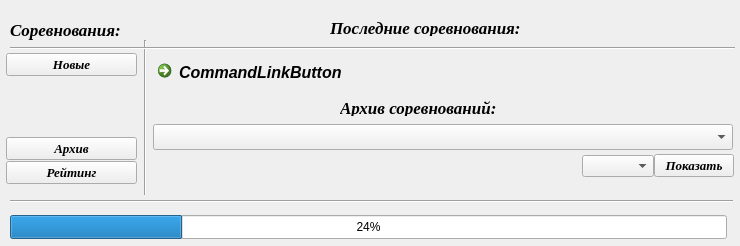
Qt form UI/start_form.ui (Kaspar0810/Competitions_TT_SQL) before a commit.
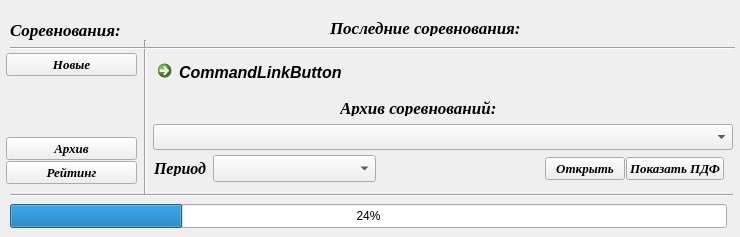
The same form after that commit.

Diff of the .ui file:
```diff
--- a/UI/start_form.ui
+++ b/UI/start_form.ui
@@ -7,7 +7,7 @@
     <x>0</x>
     <y>0</y>
     <width>740</width>
-    <height>246</height>
+    <height>237</height>
    </rect>
   </property>
   <property name="windowTitle">
@@ -165,7 +165,7 @@
    <property name="geometry">
     <rect>
      <x>10</x>
-     <y>193</y>
+     <y>187</y>
      <width>723</width>
      <height>16</height>
     </rect>
@@ -178,7 +178,7 @@
    <property name="geometry">
     <rect>
      <x>10</x>
-     <y>215</y>
+     <y>204</y>
      <width>717</width>
      <height>24</height>
     </rect>
@@ -263,21 +263,15 @@
     </item>
    </layout>
   </widget>
-  <widget class="QWidget" name="layoutWidget">
-   <property name="geometry">
-    <rect>
-     <x>153</x>
-     <y>150</y>
-     <width>581</width>
-     <height>32</height>
-    </rect>
-   </property>
-   <layout class="QHBoxLayout" name="horizontalLayout">
-    <property name="spacing">
-     <number>0</number>
-    </property>
-    <item>
      <widget class="QLabel" name="label_4">
+   <property name="geometry">
+    <rect>
+     <x>154</x>
+     <y>160</y>
+     <width>71</width>
+     <height>16</height>
+    </rect>
+   </property>
       <property name="sizePolicy">
        <sizepolicy hsizetype="MinimumExpanding" vsizetype="Preferred">
         <horstretch>0</horstretch>
@@ -287,14 +281,39 @@
       <property name="font">
        <font>
         <family>Times New Roman</family>
-        <pointsize>10</pointsize>
+     <pointsize>12</pointsize>
         <weight>75</weight>
         <italic>true</italic>
         <bold>true</bold>
        </font>
       </property>
       <property name="text">
-       <string/>
+    <string>Период</string>
+   </property>
+  </widget>
+  <widget class="QWidget" name="">
+   <property name="geometry">
+    <rect>
+     <x>213</x>
+     <y>150</y>
+     <width>511</width>
+     <height>38</height>
+    </rect>
+   </property>
+   <layout class="QHBoxLayout" name="horizontalLayout_2">
+    <item>
+     <widget class="QComboBox" name="comboBox_arhive_year">
+      <property name="sizePolicy">
+       <sizepolicy hsizetype="Expanding" vsizetype="Fixed">
+        <horstretch>0</horstretch>
+        <verstretch>0</verstretch>
+       </sizepolicy>
+      </property>
+      <property name="font">
+       <font>
+        <family>Times New Roman</family>
+        <pointsize>12</pointsize>
+       </font>
       </property>
      </widget>
     </item>
@@ -312,8 +331,10 @@
      </spacer>
     </item>
     <item>
-     <widget class="QComboBox" name="comboBox_arhive_year"/>
-    </item>
+     <layout class="QHBoxLayout" name="horizontalLayout">
+      <property name="spacing">
+       <number>1</number>
+      </property>
     <item>
      <widget class="QPushButton" name="Button_open">
       <property name="font">
@@ -326,9 +347,27 @@
        </font>
       </property>
       <property name="text">
-       <string>Показать</string>
-      </property>
-     </widget>
+         <string>Открыть</string>
+        </property>
+       </widget>
+      </item>
+      <item>
+       <widget class="QPushButton" name="Button_view_pdf">
+        <property name="font">
+         <font>
+          <family>Times New Roman</family>
+          <pointsize>10</pointsize>
+          <weight>75</weight>
+          <italic>true</italic>
+          <bold>true</bold>
+         </font>
+        </property>
+        <property name="text">
+         <string>Показать ПДФ</string>
+        </property>
+       </widget>
+      </item>
+     </layout>
     </item>
    </layout>
   </widget>
```
Lines whose indentation alone changed are shown as unchanged.
